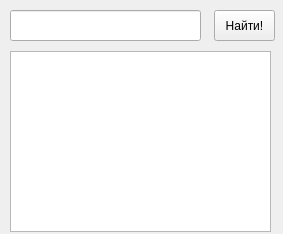
Before: the Qt Designer form search.ui in AnastasiaPotapova/Cinematic, drawn with Qt 5.
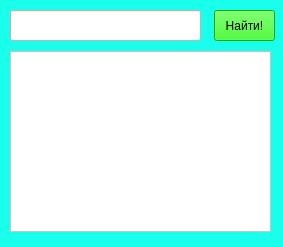
After: the same form once the commit is applied.

The edit to the form file:
```diff
--- a/search.ui
+++ b/search.ui
@@ -7,12 +7,21 @@
     <x>0</x>
     <y>0</y>
     <width>283</width>
-    <height>234</height>
+    <height>247</height>
    </rect>
   </property>
+  <property name="maximumSize">
+   <size>
+    <width>283</width>
+    <height>247</height>
+   </size>
+  </property>
   <property name="windowTitle">
    <string>Form</string>
   </property>
+  <property name="styleSheet">
+   <string notr="true">background-color: rgb(26, 255, 236);</string>
+  </property>
   <widget class="QTextBrowser" name="cinem_room">
    <property name="geometry">
     <rect>
@@ -22,6 +31,12 @@
      <height>181</height>
     </rect>
    </property>
+   <property name="toolTip">
+    <string/>
+   </property>
+   <property name="styleSheet">
+    <string notr="true">background-color: rgb(255, 255, 255);</string>
+   </property>
   </widget>
   <widget class="QPushButton" name="btnsearch">
    <property name="geometry">
@@ -32,6 +47,9 @@
      <height>31</height>
     </rect>
    </property>
+   <property name="styleSheet">
+    <string notr="true">background-color: rgb(24, 241, 0);</string>
+   </property>
    <property name="text">
     <string>Найти!</string>
    </property>
@@ -45,6 +63,9 @@
      <height>31</height>
     </rect>
    </property>
+   <property name="styleSheet">
+    <string notr="true">background-color: rgb(255, 255, 255);</string>
+   </property>
   </widget>
  </widget>
  <resources/>
```
